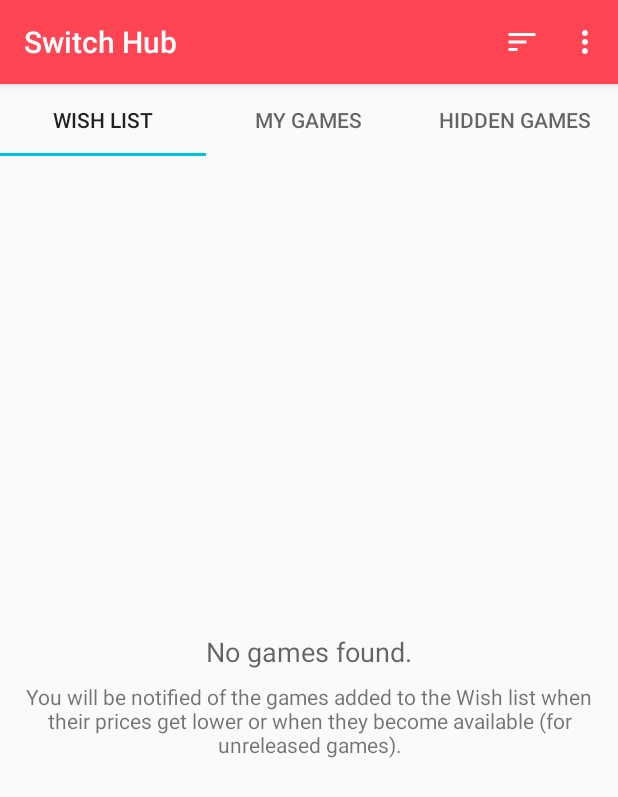
After one commit to cd1/switchhub, an Android app: the fragment MyListsFragment placed in its activity, on a phone screen of 412 x 824 dp. The commit adds this screen. Shown: the top 797 px of the screen. Run offline under Robolectric (Android 15) with nearby library versions, the phone set to English and light mode, and no system bars; our stand-ins replace Picasso, Room's generated code; pictures from the network do not load.

Commit message:
Display My Games and Hidden Games
Signed-off-by: Crístian Deives <cristiandeives@gmail.com>

```diff
--- /dev/null
+++ b/app/src/main/java/com/gmail/cristiandeives/switchhub/HiddenGamesFragment.kt
@@ -0,0 +1,5 @@
+package com.gmail.cristiandeives.switchhub
+
+internal class HiddenGamesFragment : ListFragment() {
+    override val gamesAdapter = HiddenGamesAdapter()
+}
--- /dev/null
+++ b/app/src/main/java/com/gmail/cristiandeives/switchhub/ListFragment.kt
@@ -0,0 +1,128 @@
+package com.gmail.cristiandeives.switchhub
+
+import android.arch.lifecycle.Observer
+import android.arch.lifecycle.ViewModelProviders
+import android.os.Bundle
+import android.support.v4.app.Fragment
+import android.support.v7.widget.GridLayoutManager
+import android.util.Log
+import android.view.LayoutInflater
+import android.view.Menu
+import android.view.MenuInflater
+import android.view.MenuItem
+import android.view.View
+import android.view.ViewGroup
+import kotlinx.android.synthetic.main.fragment_list.*
+
+// TODO: this class is very similar to GamesFragment...
+internal abstract class ListFragment : Fragment() {
+    // use the "dynamic" class name so the subclasses can print their names when logging
+    private val logTag = javaClass.simpleName
+    private lateinit var gameLayoutManager: GridLayoutManager
+    private lateinit var viewModel: GamesViewModel
+    private var shouldScrollToTop = false
+
+    abstract val gamesAdapter: GamesAdapter
+
+    override fun onCreateView(inflater: LayoutInflater, container: ViewGroup?, savedInstanceState: Bundle?): View? {
+        Log.v(logTag, "> onCreateView(inflater=$inflater, container=$container, savedInstanceState=$savedInstanceState)")
+
+        val view = inflater.inflate(R.layout.fragment_list, container, false)
+
+        Log.v(logTag, "< onCreateView(inflater=$inflater, container=$container, savedInstanceState=$savedInstanceState): $view")
+        return view
+    }
+
+    override fun onViewCreated(view: View, savedInstanceState: Bundle?) {
+        Log.v(logTag, "> onViewCreated(view=$view, savedInstanceState=$savedInstanceState)")
+
+        val columnsCount = resources.getInteger(R.integer.game_view_columns)
+        Log.d(logTag, "game grid will use $columnsCount columns")
+        gameLayoutManager = GridLayoutManager(context, columnsCount)
+
+        games_view.apply {
+            setHasFixedSize(true)
+            layoutManager = gameLayoutManager
+            adapter = gamesAdapter
+        }
+
+        setHasOptionsMenu(true)
+
+        Log.v(logTag, "< onViewCreated(view=$view, savedInstanceState=$savedInstanceState)")
+    }
+
+    override fun onActivityCreated(savedInstanceState: Bundle?) {
+        Log.v(logTag, "> onActivityCreated(savedInstanceState=$savedInstanceState)")
+        super.onActivityCreated(savedInstanceState)
+
+        activity?.let { parentActivity ->
+            viewModel = ViewModelProviders.of(parentActivity)[GamesViewModel::class.java].apply {
+                games.observe(this@ListFragment, Observer { gs ->
+                    Log.v(logTag, "> games#onChanged(t[]=${gs?.size})")
+
+                    gs?.let { gamesAdapter.games = it }
+
+                    if (gamesAdapter.games.isNotEmpty()) {
+                        no_games_layout.visibility = View.GONE
+                        games_view.visibility = View.VISIBLE
+                    } else {
+                        games_view.visibility = View.GONE
+                        no_games_layout.visibility = View.VISIBLE
+                    }
+
+                    Log.v(logTag, "< games#onChanged(t[]=${gs?.size})")
+                })
+            }
+        }
+
+        Log.v(logTag, "< onActivityCreated(savedInstanceState=$savedInstanceState)")
+    }
+
+    override fun onCreateOptionsMenu(menu: Menu, inflater: MenuInflater) {
+        Log.v(logTag, "> onCreateOptionsMenu(menu=$menu, inflater=$inflater)")
+
+        inflater.inflate(R.menu.main, menu)
+
+        Log.v(logTag, "< onCreateOptionsMenu(menu=$menu, inflater=$inflater)")
+    }
+
+    override fun onOptionsItemSelected(item: MenuItem): Boolean {
+        Log.v(logTag, "> onOptionsItemSelected(item=$item)")
+
+        when (item.itemId) {
+            R.id.sort -> {
+                val subMenuId = when (viewModel.sortCriteria) {
+                    SortCriteria.FEATURED -> R.id.sort_by_featured
+                    SortCriteria.TITLE -> R.id.sort_by_title
+                    SortCriteria.RELEASE_DATE -> R.id.sort_by_release_date
+                    SortCriteria.LOWEST_PRICE -> R.id.sort_by_lowest_price
+                    SortCriteria.HIGHEST_PRICE -> R.id.sort_by_highest_price
+                }
+
+                item.subMenu.findItem(subMenuId).isChecked = true
+            }
+            R.id.sort_by_featured -> changeSortCriteria(SortCriteria.FEATURED)
+            R.id.sort_by_title -> changeSortCriteria(SortCriteria.TITLE)
+            R.id.sort_by_release_date -> changeSortCriteria(SortCriteria.RELEASE_DATE)
+            R.id.sort_by_lowest_price -> changeSortCriteria(SortCriteria.LOWEST_PRICE)
+            R.id.sort_by_highest_price -> changeSortCriteria(SortCriteria.HIGHEST_PRICE)
+            R.id.refresh -> {
+                Log.i(logTag, "user requested to refresh game data via menu")
+                viewModel.loadGames()
+                shouldScrollToTop = true
+            }
+            else -> {
+                throw IllegalArgumentException("unexpected clicked options item: $item")
+            }
+        }
+
+        val itemConsumed = true
+        Log.v(logTag, "< onOptionsItemSelected(item=$item): $itemConsumed")
+        return itemConsumed
+    }
+
+    private fun changeSortCriteria(sortCriteria: SortCriteria) {
+        viewModel.sortCriteria = sortCriteria
+        shouldScrollToTop = true
+    }
+}
--- a/app/src/main/java/com/gmail/cristiandeives/switchhub/MainActivity.kt
+++ b/app/src/main/java/com/gmail/cristiandeives/switchhub/MainActivity.kt
@@ -55,7 +55,7 @@ class MainActivity : AppCompatActivity(), BottomNavigationView.OnNavigationItemS
                         Log.d(TAG, "last used fragment: $lastFragTag")
                         val lastFragClass = when (lastFragTag) {
                             GamesFragment::class.java.simpleName -> GamesFragment::class.java
-                            WishListFragment::class.java.simpleName -> WishListFragment::class.java
+                            MyListsFragment::class.java.simpleName -> MyListsFragment::class.java
                             else -> GamesFragment::class.java
                         }
                         changeFragmentTo(lastFragClass)
@@ -77,7 +77,7 @@ class MainActivity : AppCompatActivity(), BottomNavigationView.OnNavigationItemS
 
         val fragClass = when (item.itemId) {
             R.id.games_item -> GamesFragment::class.java
-            R.id.wish_list_item -> WishListFragment::class.java
+            R.id.my_lists_item -> MyListsFragment::class.java
             else -> throw IllegalArgumentException(item.toString())
         }
         changeFragmentTo(fragClass)
--- /dev/null
+++ b/app/src/main/java/com/gmail/cristiandeives/switchhub/MyGamesAdapter.kt
@@ -0,0 +1,7 @@
+package com.gmail.cristiandeives.switchhub
+
+import com.gmail.cristiandeives.switchhub.persistence.Game
+
+internal class MyGamesAdapter : GamesAdapter() {
+    override fun shouldGameBeDisplayed(game: Game) = game.userList == Game.UserList.OWNED
+}
--- /dev/null
+++ b/app/src/main/java/com/gmail/cristiandeives/switchhub/MyGamesFragment.kt
@@ -0,0 +1,5 @@
+package com.gmail.cristiandeives.switchhub
+
+internal class MyGamesFragment : ListFragment() {
+    override val gamesAdapter = MyGamesAdapter()
+}
--- /dev/null
+++ b/app/src/main/java/com/gmail/cristiandeives/switchhub/MyListsFragment.kt
@@ -0,0 +1,37 @@
+package com.gmail.cristiandeives.switchhub
+
+import android.os.Bundle
+import android.support.v4.app.Fragment
+import android.util.Log
+import android.view.LayoutInflater
+import android.view.View
+import android.view.ViewGroup
+import kotlinx.android.synthetic.main.fragment_my_lists.*
+
+// TODO: check why the options menu items blink when this fragment is loaded
+internal class MyListsFragment : Fragment() {
+    override fun onCreateView(inflater: LayoutInflater, container: ViewGroup?, savedInstanceState: Bundle?): View? {
+        Log.v(TAG, "> onCreateView(inflater=$inflater, container=$container, savedInstanceState=$savedInstanceState)")
+
+        val view = inflater.inflate(R.layout.fragment_my_lists, container, false)
+
+        Log.v(TAG, "< onCreateView(inflater=$inflater, container=$container, savedInstanceState=$savedInstanceState): $view")
+        return view
+    }
+
+    override fun onViewCreated(view: View, savedInstanceState: Bundle?) {
+        Log.v(TAG, "> onViewCreated(view=$view, savedInstanceState=$savedInstanceState)")
+
+        context?.let { ctx ->
+            val adapter = MyListsPagerAdapter(ctx, childFragmentManager)
+            view_pager.adapter = adapter
+            tab_layout.setupWithViewPager(view_pager)
+        } ?: Log.w(TAG, "cannot initialize tabs because context == null")
+
+        Log.v(TAG, "< onViewCreated(view=$view, savedInstanceState=$savedInstanceState)")
+    }
+
+    companion object {
+        private val TAG = MyListsFragment::class.java.simpleName
+    }
+}
--- /dev/null
+++ b/app/src/main/java/com/gmail/cristiandeives/switchhub/MyListsPagerAdapter.kt
@@ -0,0 +1,51 @@
+package com.gmail.cristiandeives.switchhub
+
+import android.content.Context
+import android.support.v4.app.Fragment
+import android.support.v4.app.FragmentManager
+import android.support.v4.app.FragmentPagerAdapter
+import android.util.Log
+
+internal class MyListsPagerAdapter(private val context: Context, fm: FragmentManager) : FragmentPagerAdapter(fm) {
+    override fun getCount(): Int {
+        Log.v(TAG, "> getCount()")
+
+        val count = 3
+
+        Log.v(TAG, "< getCount(): $count")
+        return count
+    }
+
+    override fun getItem(position: Int): Fragment {
+        Log.v(TAG, "> getItem(position=$position)")
+
+        val frag = when(position) {
+            0 -> WishListFragment()
+            1 -> MyGamesFragment()
+            2 -> HiddenGamesFragment()
+            else -> throw IllegalArgumentException("unexpected position: $position")
+        }
+
+        Log.v(TAG, "< getItem(position=$position): $frag")
+        return frag
+    }
+
+    override fun getPageTitle(position: Int): CharSequence? {
+        Log.v(TAG, "> getPageTitle(position=$position)")
+
+        val titleId = when(position) {
+            0 -> R.string.wish_list
+            1 -> R.string.my_games_list
+            2 -> R.string.hidden_games_list
+            else -> throw IllegalArgumentException("unexpected position: $position")
+        }
+        val title = context.getString(titleId)
+
+        Log.v(TAG, "< getPageTitle(position=$position): $title")
+        return title
+    }
+
+    companion object {
+        private val TAG = MyListsPagerAdapter::class.java.simpleName
+    }
+}
--- a/app/src/main/res/layout/activity_main.xml
+++ b/app/src/main/res/layout/activity_main.xml
@@ -19,10 +19,10 @@
         android:id="@+id/bottom_navigation"
         android:layout_width="0dp"
         android:layout_height="wrap_content"
+        android:background="@android:color/white"
         app:layout_constraintBottom_toBottomOf="parent"
         app:layout_constraintEnd_toEndOf="parent"
         app:layout_constraintStart_toStartOf="parent"
         app:menu="@menu/bottom_navigation"
-        android:background="@android:color/white"
-        app:elevation="5dp" />
+        app:elevation="8dp" />
 </android.support.constraint.ConstraintLayout>
--- /dev/null
+++ b/app/src/main/res/layout/fragment_my_lists.xml
@@ -0,0 +1,26 @@
+<?xml version="1.0" encoding="utf-8"?>
+<android.support.constraint.ConstraintLayout xmlns:android="http://schemas.android.com/apk/res/android"
+    android:layout_width="match_parent"
+    android:layout_height="match_parent"
+    xmlns:app="http://schemas.android.com/apk/res-auto">
+
+    <android.support.design.widget.TabLayout
+        android:id="@+id/tab_layout"
+        android:layout_width="match_parent"
+        android:layout_height="wrap_content"
+        app:layout_constraintTop_toTopOf="parent"
+        app:layout_constraintStart_toStartOf="parent"
+        app:layout_constraintEnd_toEndOf="parent"
+        app:layout_constraintBottom_toTopOf="@id/view_pager"
+        app:tabMode="fixed" />
+
+    <android.support.v4.view.ViewPager
+        android:id="@+id/view_pager"
+        android:layout_width="match_parent"
+        android:layout_height="0dp"
+        app:layout_constraintTop_toBottomOf="@id/tab_layout"
+        app:layout_constraintStart_toStartOf="parent"
+        app:layout_constraintEnd_toEndOf="parent"
+        app:layout_constraintBottom_toBottomOf="parent" />
+
+</android.support.constraint.ConstraintLayout>
--- a/app/src/main/res/menu/bottom_navigation.xml
+++ b/app/src/main/res/menu/bottom_navigation.xml
@@ -5,7 +5,7 @@
         android:title="@string/games"
         android:icon="@drawable/ic_games"/>
     <item
-        android:id="@+id/wish_list_item"
-        android:title="@string/wish_list"
+        android:id="@+id/my_lists_item"
+        android:title="@string/my_lists"
         android:icon="@drawable/ic_list"/>
 </menu>
--- a/app/src/main/res/values/strings.xml
+++ b/app/src/main/res/values/strings.xml
@@ -12,6 +12,7 @@
 
     <!-- MainActivity -->
     <string name="games">Games</string>
+    <string name="my_lists">My lists</string>
 
     <!-- LoadingGamesFragment -->
     <string name="loading_games">Loading games…</string>
--- a/app/src/main/res/values/styles.xml
+++ b/app/src/main/res/values/styles.xml
@@ -1,5 +1,4 @@
-<resources
-    xmlns:tools="http://schemas.android.com/tools">
+<resources>
 
     <!-- Base application theme. -->
     <style name="AppTheme" parent="Theme.AppCompat.Light.DarkActionBar">
```
Also changed, not shown: app/src/main/java/com/gmail/cristiandeives/switchhub/GamesFragment.kt (+4 -3 lines), app/src/main/java/com/gmail/cristiandeives/switchhub/HiddenGamesAdapter.kt (added, +7 -0 lines), app/src/main/java/com/gmail/cristiandeives/switchhub/WishListFragment.kt (+2 -125 lines), app/src/main/res/layout/fragment_list.xml (renamed from app/src/main/res/layout/fragment_wish_list.xml), app/src/main/res/menu/main.xml (renamed from app/src/main/res/menu/games_fragment.xml), 1 other file.
